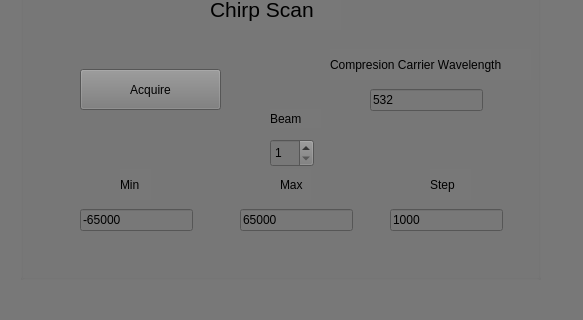
First picture: the form in src/GUI/main_GUI.ui, repository SilvaScience/colberto, before the edit; both pictures show x 417 to 1000 and y 186 to 506 of the 1135 by 1002 pixel window.
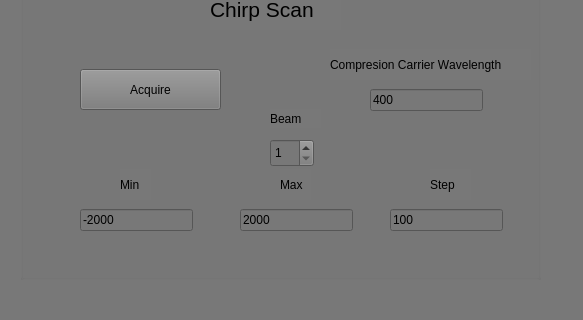
Second picture: the form after the edit. Custom widgets are drawn as their Qt base class.

```diff
--- a/src/GUI/main_GUI.ui
+++ b/src/GUI/main_GUI.ui
@@ -991,7 +991,7 @@
             </rect>
            </property>
            <property name="text">
-            <string>532</string>
+            <string>400</string>
            </property>
           </widget>
           <widget class="QLabel" name="grating_period_label_8">
@@ -1017,7 +1017,7 @@
             </rect>
            </property>
            <property name="text">
-            <string>-65000</string>
+            <string>-2000</string>
            </property>
           </widget>
           <widget class="QLineEdit" name="Chirp_max">
@@ -1030,7 +1030,7 @@
             </rect>
            </property>
            <property name="text">
-            <string>65000</string>
+            <string>2000</string>
            </property>
           </widget>
           <widget class="QLabel" name="grating_period_label_9">
@@ -1082,7 +1082,7 @@
             </rect>
            </property>
            <property name="text">
-            <string>1000</string>
+            <string>100</string>
            </property>
           </widget>
           <widget class="QPushButton" name="Acquire_data_temp_calibration">
```
